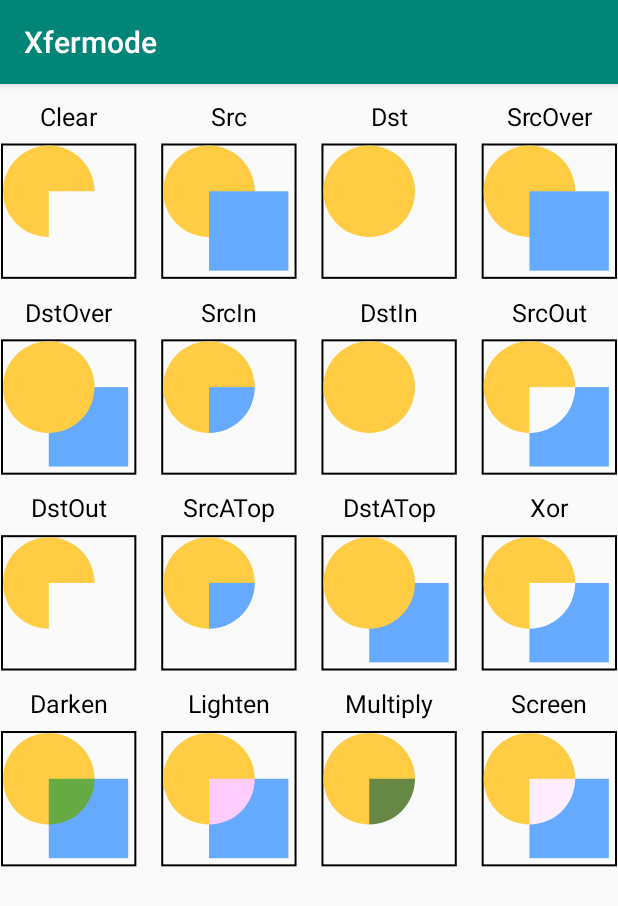
After one commit to xingfengwxx/MyWidget, an Android app: the XfermodeActivity screen opened directly, with no data from a screen before it, on a phone screen of 412 x 824 dp. The commit adds this screen. Shown: the top 906 px of the screen. Run offline under Robolectric (Android 15) with nearby library versions, the phone set to English and light mode, and no system bars.

Commit message:
添加Xfermode

```diff
--- a/app/src/main/AndroidManifest.xml
+++ b/app/src/main/AndroidManifest.xml
@@ -12,8 +12,11 @@
         android:supportsRtl="true"
         android:theme="@style/AppTheme"
         tools:ignore="GoogleAppIndexingWarning">
-        <activity android:name=".lsn3.FilterActivity"
-            android:label="@string/title_filter"></activity>
+        <activity android:name=".lsn3.xfermode.XfermodeActivity"
+            android:label="@string/title_xfermode"></activity>
+        <activity
+            android:name=".lsn3.FilterActivity"
+            android:label="@string/title_filter" />
         <activity
             android:name=".lsn3.ZoomImageActivity"
             android:label="@string/title_zoom" />
--- a/app/src/main/java/com/wangxingxing/widget/MainActivity.java
+++ b/app/src/main/java/com/wangxingxing/widget/MainActivity.java
@@ -14,6 +14,7 @@ import com.wangxingxing.widget.lsn3.FilterActivity;
 import com.wangxingxing.widget.lsn3.MarqueeActivity;
 import com.wangxingxing.widget.lsn3.RadarScanActivity;
 import com.wangxingxing.widget.lsn3.ZoomImageActivity;
+import com.wangxingxing.widget.lsn3.xfermode.XfermodeActivity;
 
 import java.util.ArrayList;
 import java.util.List;
@@ -50,6 +51,7 @@ public class MainActivity extends AppCompatActivity implements TitleAdapter.ILis
         titles.add("雷达扫描");
         titles.add("放大镜");
         titles.add("滤镜");
+        titles.add("Xfermode");
         return titles;
     }
 
@@ -65,6 +67,8 @@ public class MainActivity extends AppCompatActivity implements TitleAdapter.ILis
             startActivity(new Intent(MainActivity.this, ZoomImageActivity.class));
         } else if ("滤镜".equals(title)) {
             startActivity(new Intent(MainActivity.this, FilterActivity.class));
+        } else if ("Xfermode".equals(title)) {
+            startActivity(new Intent(MainActivity.this, XfermodeActivity.class));
         }
     }
 }
--- /dev/null
+++ b/app/src/main/java/com/wangxingxing/widget/lsn3/xfermode/MyXfermodeView.java
@@ -0,0 +1,141 @@
+package com.wangxingxing.widget.lsn3.xfermode;
+
+import android.content.Context;
+import android.graphics.Canvas;
+import android.graphics.Color;
+import android.graphics.Paint;
+import android.graphics.PorterDuff;
+import android.graphics.PorterDuffXfermode;
+import android.graphics.Xfermode;
+import android.os.Build;
+import android.util.AttributeSet;
+import android.view.View;
+
+import androidx.annotation.Nullable;
+
+public class MyXfermodeView extends View {
+
+    Paint mPaint;
+    float mItemSize = 0;
+    float mItemHorizontalOffset = 0;
+    float mItemVerticalOffset = 0;
+    float mCircleRadius = 0;
+    float mRectSize = 0;
+    int mCircleColor = 0xffffcc44;//黄色
+    int mRectColor = 0xff66aaff;//蓝色
+    float mTextSize = 25;
+
+    private static final Xfermode[] sModes = {
+            new PorterDuffXfermode(PorterDuff.Mode.CLEAR),
+            new PorterDuffXfermode(PorterDuff.Mode.SRC),
+            new PorterDuffXfermode(PorterDuff.Mode.DST),
+            new PorterDuffXfermode(PorterDuff.Mode.SRC_OVER),
+            new PorterDuffXfermode(PorterDuff.Mode.DST_OVER),
+            new PorterDuffXfermode(PorterDuff.Mode.SRC_IN),
+            new PorterDuffXfermode(PorterDuff.Mode.DST_IN),
+            new PorterDuffXfermode(PorterDuff.Mode.SRC_OUT),
+            new PorterDuffXfermode(PorterDuff.Mode.DST_OUT),
+            new PorterDuffXfermode(PorterDuff.Mode.SRC_ATOP),
+            new PorterDuffXfermode(PorterDuff.Mode.DST_ATOP),
+            new PorterDuffXfermode(PorterDuff.Mode.XOR),
+            new PorterDuffXfermode(PorterDuff.Mode.DARKEN),
+            new PorterDuffXfermode(PorterDuff.Mode.LIGHTEN),
+            new PorterDuffXfermode(PorterDuff.Mode.MULTIPLY),
+            new PorterDuffXfermode(PorterDuff.Mode.SCREEN)
+    };
+
+    private static final String[] sLabels = {
+            "Clear", "Src", "Dst", "SrcOver",
+            "DstOver", "SrcIn", "DstIn", "SrcOut",
+            "DstOut", "SrcATop", "DstATop", "Xor",
+            "Darken", "Lighten", "Multiply", "Screen"
+    };
+
+    public MyXfermodeView(Context context) {
+        super(context);
+        init();
+    }
+
+    public MyXfermodeView(Context context, @Nullable AttributeSet attrs) {
+        super(context, attrs);
+        init();
+    }
+
+    public MyXfermodeView(Context context, @Nullable AttributeSet attrs, int defStyleAttr) {
+        super(context, attrs, defStyleAttr);
+        init();
+    }
+
+    public MyXfermodeView(Context context, @Nullable AttributeSet attrs, int defStyleAttr, int defStyleRes) {
+        super(context, attrs, defStyleAttr, defStyleRes);
+        init();
+    }
+
+    private void init() {
+        if (Build.VERSION.SDK_INT >= 11) {
+            setLayerType(LAYER_TYPE_SOFTWARE, null);
+        }
+        mPaint = new Paint(Paint.ANTI_ALIAS_FLAG);
+        mPaint.setTextSize(mTextSize);
+        mPaint.setTextAlign(Paint.Align.CENTER);
+        mPaint.setStrokeWidth(2);
+    }
+
+    @Override
+    protected void onDraw(Canvas canvas) {
+        super.onDraw(canvas);
+        //设置背景色
+//        canvas.drawARGB(255, 139, 197, 186);
+
+        int canvasWidth = canvas.getWidth();
+        int canvasHeight = canvas.getHeight();
+
+        for (int row = 0; row < 4; row++) {
+            for (int column = 0; column < 4; column++) {
+                canvas.save();
+                int layer = canvas.saveLayer(0, 0, canvasWidth, canvasHeight, null, Canvas.ALL_SAVE_FLAG);
+                mPaint.setXfermode(null);
+                int index = row * 4 + column;
+                float translateX = (mItemSize + mItemHorizontalOffset) * column;
+                float translateY = (mItemSize + mItemVerticalOffset) * row;
+                canvas.translate(translateX, translateY);
+                //画文字
+                String text = sLabels[index];
+                mPaint.setColor(Color.BLACK);
+                float textXOffset = mItemSize / 2;
+                float textYOffset = mTextSize + (mItemVerticalOffset - mTextSize) / 2;
+                canvas.drawText(text, textXOffset, textYOffset, mPaint);
+                canvas.translate(0, mItemVerticalOffset);
+                //画边框
+                mPaint.setStyle(Paint.Style.STROKE);
+                mPaint.setColor(0xff000000);
+                canvas.drawRect(2, 2, mItemSize - 2, mItemSize - 2, mPaint);
+                //画圆
+                mPaint.setStyle(Paint.Style.FILL);
+                mPaint.setColor(mCircleColor);
+                float left = mCircleRadius + 3;
+                float top = mCircleRadius + 3;
+                canvas.drawCircle(left, top, mCircleRadius, mPaint);
+                mPaint.setXfermode(sModes[index]);
+                //画矩形
+                mPaint.setColor(mRectColor);
+                float rectRight = mCircleRadius + mRectSize;
+                float rectBottom = mCircleRadius + mRectSize;
+                canvas.drawRect(left, top, rectRight, rectBottom, mPaint);
+                mPaint.setXfermode(null);
+                //canvas.restore();
+                canvas.restoreToCount(layer);
+            }
+        }
+    }
+
+    @Override
+    protected void onSizeChanged(int w, int h, int oldw, int oldh) {
+        super.onSizeChanged(w, h, oldw, oldh);
+        mItemSize = w / 4.5f;
+        mItemHorizontalOffset = mItemSize / 6;
+        mItemVerticalOffset = mItemSize * 0.426f;
+        mCircleRadius = mItemSize / 3;
+        mRectSize = mItemSize * 0.6f;
+    }
+}
--- /dev/null
+++ b/app/src/main/java/com/wangxingxing/widget/lsn3/xfermode/XfermodeActivity.java
@@ -0,0 +1,16 @@
+package com.wangxingxing.widget.lsn3.xfermode;
+
+import androidx.appcompat.app.AppCompatActivity;
+
+import android.os.Bundle;
+
+import com.wangxingxing.widget.R;
+
+public class XfermodeActivity extends AppCompatActivity {
+
+    @Override
+    protected void onCreate(Bundle savedInstanceState) {
+        super.onCreate(savedInstanceState);
+        setContentView(R.layout.activity_xfermode);
+    }
+}
--- /dev/null
+++ b/app/src/main/res/layout/activity_xfermode.xml
@@ -0,0 +1,12 @@
+<?xml version="1.0" encoding="utf-8"?>
+<LinearLayout xmlns:android="http://schemas.android.com/apk/res/android"
+    xmlns:app="http://schemas.android.com/apk/res-auto"
+    xmlns:tools="http://schemas.android.com/tools"
+    android:layout_width="match_parent"
+    android:layout_height="match_parent"
+    tools:context=".lsn3.xfermode.XfermodeActivity">
+
+    <com.wangxingxing.widget.lsn3.xfermode.MyXfermodeView
+        android:layout_width="match_parent"
+        android:layout_height="match_parent"/>
+</LinearLayout>
--- a/app/src/main/res/values/strings.xml
+++ b/app/src/main/res/values/strings.xml
@@ -6,4 +6,5 @@
     <string name="title_radar_scan">雷达扫描</string>
     <string name="title_zoom">放大镜</string>
     <string name="title_filter">滤镜</string>
+    <string name="title_xfermode">Xfermode</string>
 </resources>
```
